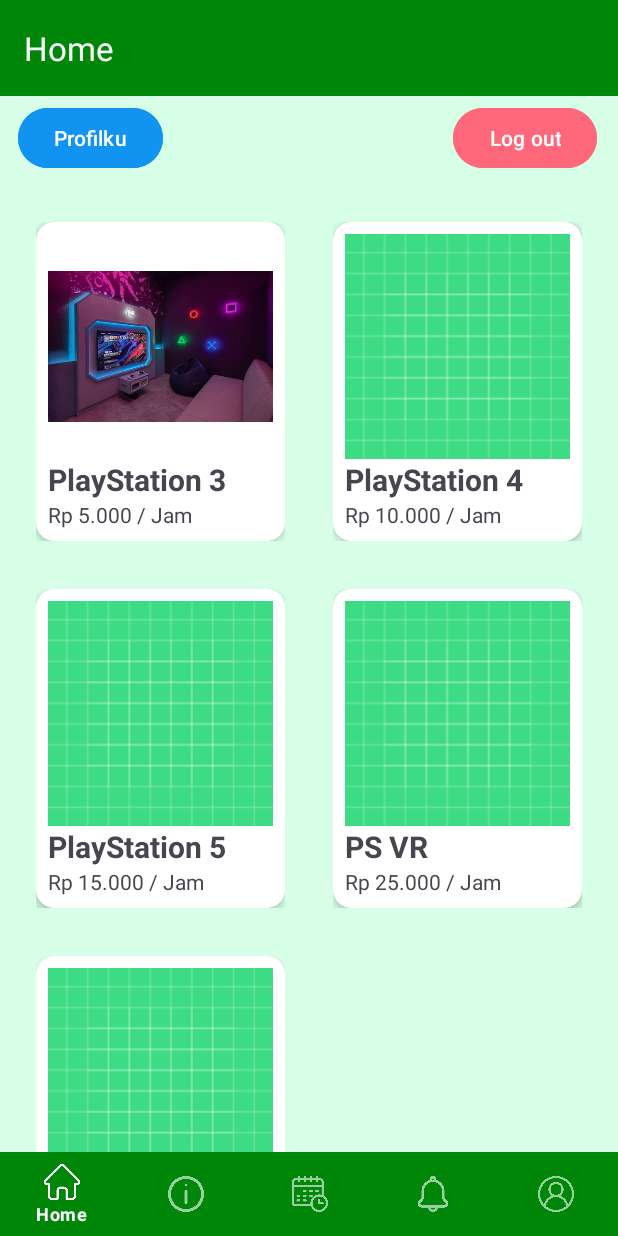
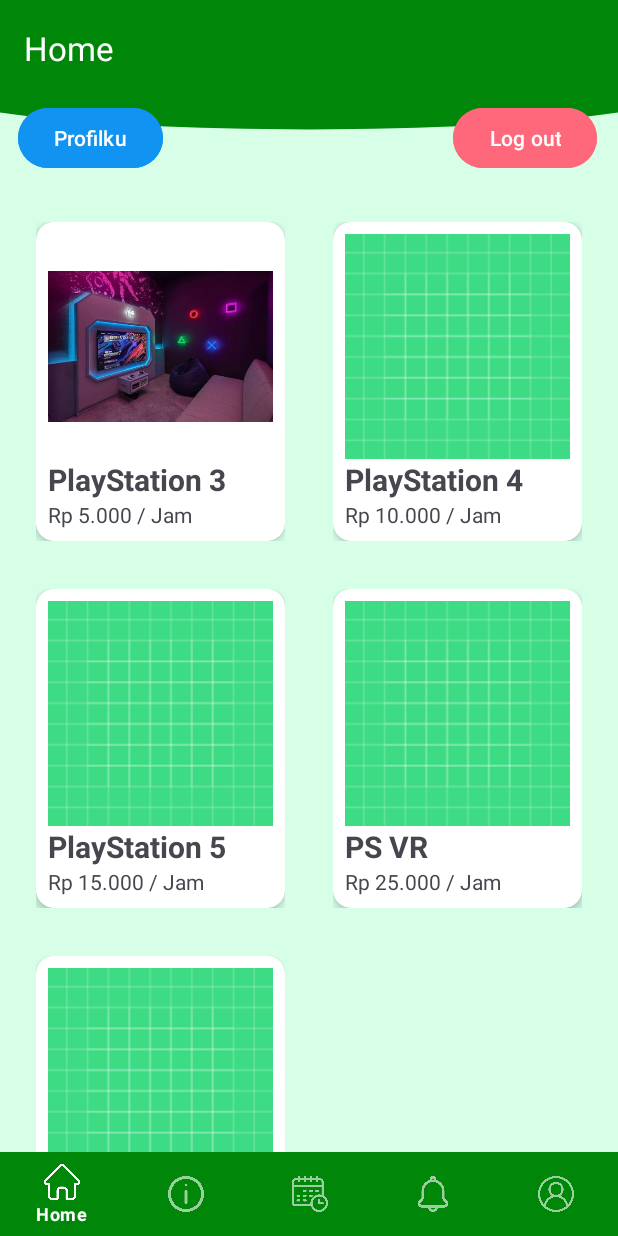
Before and after one commit to Dorgan-dev/mrs-tango, an Android app: the HomeFragment screen opened directly, with no data from a screen before it, on a phone screen of 412 x 824 dp. Run offline under Robolectric (Android 15) with nearby library versions, the phone set to English and light mode, and no system bars.

Commit message:
Penerapan background lengkung pada halaman home

```diff
--- /dev/null
+++ b/app/src/main/res/drawable/bg_header_wave.xml
@@ -0,0 +1,18 @@
+<vector xmlns:android="http://schemas.android.com/apk/res/android"
+    android:width="100dp"
+    android:height="100dp"
+    android:viewportWidth="100"
+    android:viewportHeight="100">
+
+    <!-- Isi model path yang diinginkan -->
+    <path
+        android:fillColor="?attr/colorPrimary"
+        android:pathData="
+            M0,0
+            L100,0
+            L100,75
+            C 75,90
+              25,90
+              0,75
+            Z" />
+</vector>
--- a/app/src/main/res/layout/fragment_home.xml
+++ b/app/src/main/res/layout/fragment_home.xml
@@ -6,6 +6,16 @@
     android:background="@color/light_green"
     xmlns:app="http://schemas.android.com/apk/res-auto"
     tools:context=".Home.HomeFragment">
+
+    <View
+        android:id="@+id/background_header"
+        android:layout_width="0dp"
+        android:layout_height="100dp"
+        android:backgroundTint="@color/dark_green"
+        android:background="@drawable/bg_header_wave"
+        app:layout_constraintStart_toStartOf="parent"
+        app:layout_constraintEnd_toEndOf="parent"
+        app:layout_constraintTop_toTopOf="parent"/>
 
     <!-- Ini keranjang untuk menampilkan daftar kartu -->
     <androidx.recyclerview.widget.RecyclerView
```
